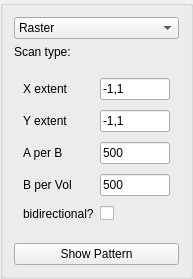
djsperka/vortup, file ScanConfigWidget.ui: the form before one commit.
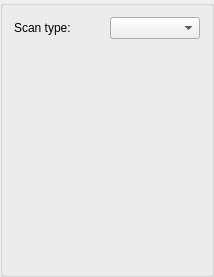
The form after the commit.

Commit message: Modify config to include scans as a sub-entry under the engine params. Create config widget for raster, aiming, line type scans.  Supporting widget code all in ScanConfigWidget.

```diff
--- a/ScanConfigWidget.ui
+++ b/ScanConfigWidget.ui
@@ -6,8 +6,8 @@
    <rect>
     <x>0</x>
     <y>0</y>
-    <width>193</width>
-    <height>279</height>
+    <width>214</width>
+    <height>277</height>
    </rect>
   </property>
   <property name="windowTitle">
@@ -15,258 +15,27 @@
   </property>
   <layout class="QVBoxLayout" name="verticalLayout">
    <item>
-    <widget class="QComboBox" name="cbScanTypes">
-     <property name="currentIndex">
-      <number>0</number>
-     </property>
+    <layout class="QHBoxLayout" name="horizontalLayout">
      <item>
-      <property name="text">
-       <string>Raster</string>
-      </property>
+      <widget class="QLabel" name="label_6">
+       <property name="text">
+        <string>Scan type:</string>
+       </property>
+      </widget>
      </item>
      <item>
-      <property name="text">
-       <string>Line</string>
-      </property>
+      <widget class="QComboBox" name="cbScanTypes">
+       <property name="currentIndex">
+        <number>-1</number>
+       </property>
+      </widget>
      </item>
-    </widget>
-   </item>
-   <item>
-    <widget class="QLabel" name="label_6">
-     <property name="text">
-      <string>Scan type:</string>
-     </property>
-    </widget>
+    </layout>
    </item>
    <item>
     <widget class="QStackedWidget" name="stackScanTypes">
      <property name="currentIndex">
-      <number>0</number>
-     </property>
-     <widget class="QWidget" name="page">
-      <layout class="QGridLayout" name="gridLayout">
-       <item row="0" column="0">
-        <widget class="QLabel" name="label">
-         <property name="text">
-          <string>X extent</string>
-         </property>
-        </widget>
-       </item>
-       <item row="0" column="1">
-        <widget class="QLineEdit" name="leXextent">
-         <property name="minimumSize">
-          <size>
-           <width>40</width>
-           <height>0</height>
-          </size>
-         </property>
-         <property name="maximumSize">
-          <size>
-           <width>80</width>
-           <height>16777215</height>
-          </size>
-         </property>
-         <property name="text">
-          <string>-1,1</string>
-         </property>
-        </widget>
-       </item>
-       <item row="1" column="0">
-        <widget class="QLabel" name="label_5">
-         <property name="text">
-          <string>Y extent</string>
-         </property>
-        </widget>
-       </item>
-       <item row="1" column="1">
-        <widget class="QLineEdit" name="leYextent">
-         <property name="minimumSize">
-          <size>
-           <width>40</width>
-           <height>0</height>
-          </size>
-         </property>
-         <property name="maximumSize">
-          <size>
-           <width>80</width>
-           <height>16777215</height>
-          </size>
-         </property>
-         <property name="text">
-          <string>-1,1</string>
-         </property>
-        </widget>
-       </item>
-       <item row="2" column="0">
-        <widget class="QLabel" name="label_3">
-         <property name="text">
-          <string>A per B</string>
-         </property>
-        </widget>
-       </item>
-       <item row="2" column="1">
-        <widget class="QLineEdit" name="leAperB">
-         <property name="minimumSize">
-          <size>
-           <width>40</width>
-           <height>0</height>
-          </size>
-         </property>
-         <property name="maximumSize">
-          <size>
-           <width>160</width>
-           <height>16777215</height>
-          </size>
-         </property>
-         <property name="text">
-          <string>500</string>
-         </property>
-        </widget>
-       </item>
-       <item row="3" column="0">
-        <widget class="QLabel" name="label_4">
-         <property name="text">
-          <string>B per Vol</string>
-         </property>
-        </widget>
-       </item>
-       <item row="3" column="1">
-        <widget class="QLineEdit" name="leBperV">
-         <property name="minimumSize">
-          <size>
-           <width>40</width>
-           <height>0</height>
-          </size>
-         </property>
-         <property name="maximumSize">
-          <size>
-           <width>160</width>
-           <height>16777215</height>
-          </size>
-         </property>
-         <property name="text">
-          <string>500</string>
-         </property>
-        </widget>
-       </item>
-       <item row="4" column="0">
-        <widget class="QLabel" name="label_2">
-         <property name="text">
-          <string>bidirectional?</string>
-         </property>
-        </widget>
-       </item>
-       <item row="4" column="1">
-        <widget class="QCheckBox" name="cbBidirectional">
-         <property name="text">
-          <string/>
-         </property>
-        </widget>
-       </item>
-      </layout>
-     </widget>
-     <widget class="QWidget" name="page_2">
-      <layout class="QGridLayout" name="gridLayout_2">
-       <item row="0" column="0">
-        <widget class="QLabel" name="label_12">
-         <property name="text">
-          <string>Angle</string>
-         </property>
-        </widget>
-       </item>
-       <item row="0" column="1">
-        <widget class="QLineEdit" name="leLAngle">
-         <property name="minimumSize">
-          <size>
-           <width>40</width>
-           <height>0</height>
-          </size>
-         </property>
-         <property name="maximumSize">
-          <size>
-           <width>80</width>
-           <height>16777215</height>
-          </size>
-         </property>
-         <property name="text">
-          <string>0</string>
-         </property>
-        </widget>
-       </item>
-       <item row="1" column="0">
-        <widget class="QLabel" name="label_11">
-         <property name="text">
-          <string>Extent</string>
-         </property>
-        </widget>
-       </item>
-       <item row="1" column="1">
-        <widget class="QLineEdit" name="leLextent">
-         <property name="minimumSize">
-          <size>
-           <width>40</width>
-           <height>0</height>
-          </size>
-         </property>
-         <property name="maximumSize">
-          <size>
-           <width>80</width>
-           <height>16777215</height>
-          </size>
-         </property>
-         <property name="text">
-          <string>-1,1</string>
-         </property>
-        </widget>
-       </item>
-       <item row="2" column="0">
-        <widget class="QLabel" name="label_9">
-         <property name="text">
-          <string>A per B</string>
-         </property>
-        </widget>
-       </item>
-       <item row="2" column="1">
-        <widget class="QLineEdit" name="leLAperB">
-         <property name="minimumSize">
-          <size>
-           <width>40</width>
-           <height>0</height>
-          </size>
-         </property>
-         <property name="maximumSize">
-          <size>
-           <width>160</width>
-           <height>16777215</height>
-          </size>
-         </property>
-         <property name="text">
-          <string>500</string>
-         </property>
-        </widget>
-       </item>
-       <item row="3" column="0">
-        <widget class="QLabel" name="label_8">
-         <property name="text">
-          <string>bidirectional?</string>
-         </property>
-        </widget>
-       </item>
-       <item row="3" column="1">
-        <widget class="QCheckBox" name="cbLBidirectional">
-         <property name="text">
-          <string/>
-         </property>
-        </widget>
-       </item>
-      </layout>
-     </widget>
-    </widget>
-   </item>
-   <item>
-    <widget class="QPushButton" name="pushButtonShowPattern">
-     <property name="text">
-      <string>Show Pattern</string>
+      <number>-1</number>
      </property>
     </widget>
    </item>
```
The commit also changes 10 other files.
